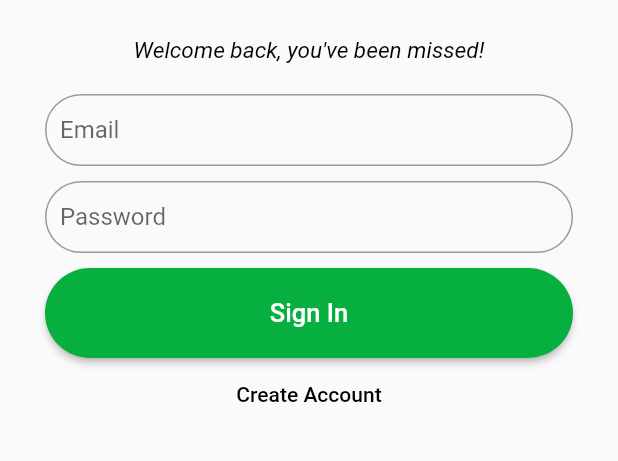
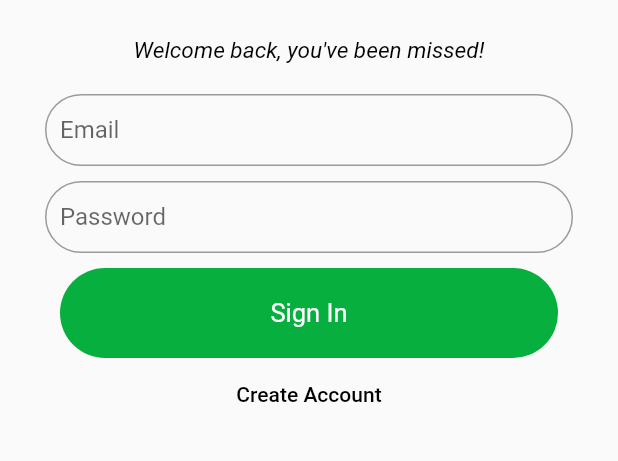
Before and after one commit to justjelku/Inventory-System, a Flutter app: the screen it shows after launch, on a phone screen of 412 x 824 dp, the part 530-991 px from its top. Run offline on Flutter 3.47's test engine with Material 2 defaults, Android fonts, the phone set to English and light mode, and no system bars; our stand-ins replace cloud_firestore, firebase_auth, firebase_core; missing offline and left inert: themed; accounts and stored records are empty.

Commit message:
Modify login

```diff
--- a/lib/auth/login.dart
+++ b/lib/auth/login.dart
@@ -1,5 +1,4 @@
 import 'package:firebase_login_auth/auth/mainpage.dart';
-import 'package:firebase_login_auth/model/user.dart';
 import 'package:flutter/material.dart';
 import 'package:firebase_login_auth/model/constant.dart';
 import 'package:firebase_auth/firebase_auth.dart';
@@ -27,18 +26,30 @@ class _LoginPageState extends State<LoginPage> {
 
   Future<void> signIn() async {
     try {
+      showDialog(
+          context: context,
+          builder: (context){
+            return const Center(
+              child: CircularProgressIndicator(),
+            );
+        },
+      );
       await FirebaseAuth.instance.signInWithEmailAndPassword(
         email: _emailController.text.trim(),
         password: _passwordController.text.trim(),
       );
+
+      //pop the loading circle
+      // ignore: use_build_context_synchronously
+      Navigator.of(context).pop();
       _showMsg('Logged In Successful!', true);
       // ignore: use_build_context_synchronously
-      Navigator.push(
-        context,
-        MaterialPageRoute(
-          builder: (context) => const MainPage(),
-        ),
-      );
+      // Navigator.push(
+      //   context,
+      //   MaterialPageRoute(
+      //     builder: (context) => const MainPage(),
+      //   ),
+      // );
     } on FirebaseAuthException catch (e) {
       if (e.code == 'user-not-found') {
         _showMsg('No user found for that email.', false);
@@ -48,57 +59,19 @@ class _LoginPageState extends State<LoginPage> {
         _showMsg('Error: ${e.message}', false);
       }
     } catch (e) {
-      _showMsg('Error: ${e.toString()}', false);
+      _showMsg('Please enter your Email and Password  ', false);
     }
   }
-
-  void _showMsg(String message, bool isSuccess) {
-    Color color = isSuccess ? Colors.green : Colors.red;
-    ScaffoldMessenger.of(context).showSnackBar(
-      SnackBar(
-        backgroundColor: color,
-        shape: RoundedRectangleBorder(
-          borderRadius: BorderRadius.circular(10),
-          side: BorderSide(
-            color: color,
-            width: 2,
-          ),
-        ),
-        content: Text(
-          message,
-          style: const TextStyle(
-            color: Colors.white,
-            fontSize: 16,
-          ),
-        ),
-        duration: const Duration(seconds: 2),
-      ),
-    );
-  }
-
-
-
-
-
-  Future addUserDetails(String firstName, String lastName, String userName, String email) async{
-    await FirebaseFirestore.instance.collection('users').doc(FirebaseAuth.instance.currentUser!.uid).set({
-      'first name': firstName,
-      'last name': lastName,
-      'username': userName,
-      'email': email,
-    });
-  }
-
-  bool passwordConfirmed() {
-    if(_passwordController.text.trim() == _confirmPasswordController.text.trim()){
-      return true;
-    } else{
-      return false;
-    }
-  }
-
   Future<void> signUp() async {
     try {
+      showDialog(
+        context: context,
+        builder: (context){
+          return const Center(
+            child: CircularProgressIndicator(),
+          );
+        },
+      );
       if (passwordConfirmed()) {
         //create user
         await FirebaseAuth.instance.createUserWithEmailAndPassword(
@@ -132,9 +105,46 @@ class _LoginPageState extends State<LoginPage> {
     }
   }
 
+  void _showMsg(String message, bool isSuccess) {
+    Color color = isSuccess ? Colors.green : Colors.red;
+    ScaffoldMessenger.of(context).showSnackBar(
+      SnackBar(
+        backgroundColor: color,
+        shape: RoundedRectangleBorder(
+          borderRadius: BorderRadius.circular(10),
+          side: BorderSide(
+            color: color,
+            width: 2,
+          ),
+        ),
+        content: Text(
+          message,
+          style: const TextStyle(
+            color: Colors.white,
+            fontSize: 16,
+          ),
+        ),
+        duration: const Duration(seconds: 2),
+      ),
+    );
+  }
 
+  Future addUserDetails(String firstName, String lastName, String userName, String email) async{
+    await FirebaseFirestore.instance.collection('users').doc(FirebaseAuth.instance.currentUser!.uid).set({
+      'first name': firstName,
+      'last name': lastName,
+      'username': userName,
+      'email': email,
+    });
+  }
 
-
+  bool passwordConfirmed() {
+    if(_passwordController.text.trim() == _confirmPasswordController.text.trim()){
+      return true;
+    } else{
+      return false;
+    }
+  }
 
   @override
   void dispose() {
@@ -205,28 +215,26 @@ class _LoginPageState extends State<LoginPage> {
                       )
                   ),
                   const SizedBox(height: 10),
-                  ElevatedButton(
-                      onPressed: () {
-                        signIn();
-                      },
-                      style: ButtonStyle(
-                        padding: MaterialStateProperty.all<EdgeInsets>(
-                          const EdgeInsets.symmetric(vertical: 20.0, horizontal: 10.0),
-                        ),
-                        backgroundColor: MaterialStateProperty.all<Color>(primaryBtnColor),
-                        shape: MaterialStateProperty.all<RoundedRectangleBorder>(
-                          RoundedRectangleBorder(
+                  Padding(
+                    padding: const EdgeInsets.symmetric(horizontal: 10),
+                    child: GestureDetector(
+                      onTap: signIn,
+                      child: Container(
+                          padding: const EdgeInsets.all(20),
+                          decoration: BoxDecoration(
+                            color: primaryBtnColor,
                             borderRadius: BorderRadius.circular(50),
                           ),
-                        ),
+                          child: const Center(
+                            child: Text("Sign In",
+                                style: TextStyle(
+                                    color: Colors.white,
+                                    fontSize: 17
+                                )
+                            ),
+                          )
                       ),
-
-                      child: const Text("Sign In",
-                          style: TextStyle(
-                              color: Colors.white,
-                              fontSize: 17
-                          )
-                      )
+                    ),
                   ),
                   TextButton(
                       onPressed: (){
--- a/lib/main.dart
+++ b/lib/main.dart
@@ -1,4 +1,4 @@
-import 'package:firebase_login_auth/auth/login.dart';
+import 'package:firebase_login_auth/auth/mainpage.dart';
 import 'package:flutter/material.dart';
 import 'package:firebase_core/firebase_core.dart';
 
@@ -9,13 +9,20 @@ Future main() async {
   WidgetsFlutterBinding.ensureInitialized();
   await Firebase.initializeApp();
 
-  runApp( MaterialApp(
-    debugShowCheckedModeBanner: false,
-    title: 'Login',
-    theme: ThemeData(
-      backgroundColor: gradientStartColor,
-    ),
-    home: LoginPage(),
-  )
-  );
+  runApp(const MyApp());
 }
+
+class MyApp extends StatelessWidget{
+  const MyApp({Key? key}) : super(key: key);
+
+  @override
+  Widget build(BuildContext context) {
+    return MaterialApp(
+      debugShowCheckedModeBanner: false,
+      theme: ThemeData(
+        backgroundColor: gradientStartColor,
+      ),
+      home: const MainPage(),
+    );
+  }
+}
```
Also changed, not shown: 1 other file.
